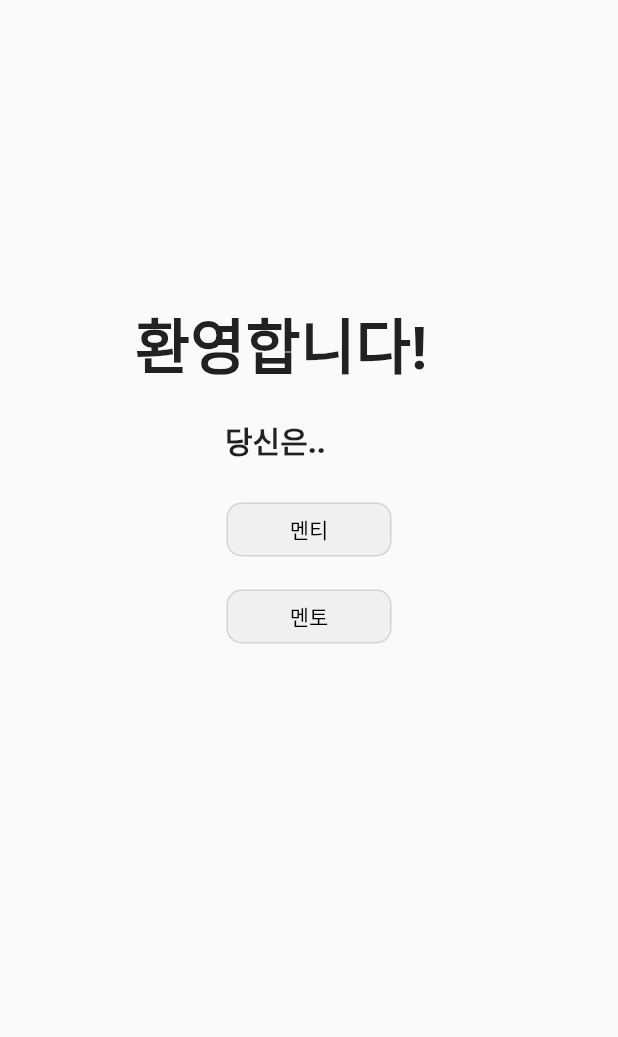
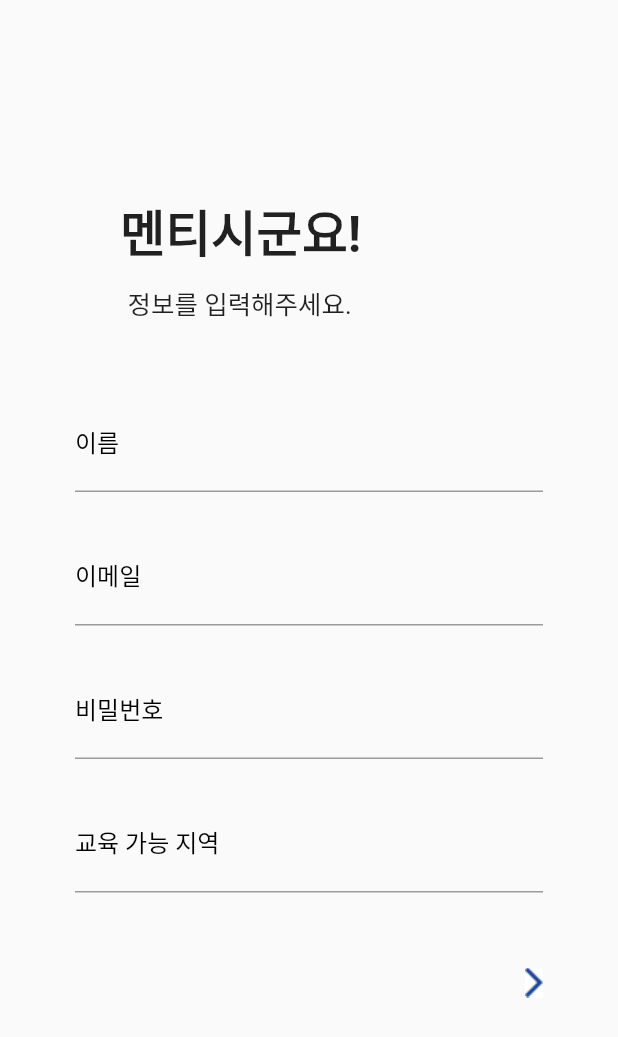
Before and after one commit to BasicProject12/basicProject12, a Flutter app: the screen it shows after launch, after a tap on "멘티", on a phone screen of 412 x 824 dp. Shown: the top 1037 px of the screen. Run offline on Flutter 3.47's test engine with Material 2 defaults, Android fonts, the phone set to English and light mode, and no system bars.

Commit message:
add mentiAuth UI

```diff
--- a/lib/main.dart
+++ b/lib/main.dart
@@ -1,4 +1,5 @@
 import 'package:basic_project_lab/bookOfStu.dart';
+import 'package:basic_project_lab/mentiAuth.dart';
 import 'package:basic_project_lab/talkRoom.dart';
 import 'package:basic_project_lab/timeTable.dart';
 import 'package:flutter/cupertino.dart';
@@ -63,7 +64,10 @@ class _MyHomePageState extends State<MyHomePage> {
           SizedBox (
             width: 110.0,
             child: OutlinedButton(
-              onPressed: () {  },
+              onPressed: () {
+                Navigator.push(context,
+                    MaterialPageRoute(builder: (context) => mentiAuth()));
+              },
               child: const Text('멘티', style: TextStyle(color: Colors.black),),
               style: OutlinedButton.styleFrom(
                 backgroundColor: const Color(0xffF0F0F0),
--- /dev/null
+++ b/lib/mentiAuth.dart
@@ -0,0 +1,125 @@
+import 'package:basic_project_lab/Home.dart';
+import 'package:flutter/material.dart';
+
+class mentiAuth extends StatelessWidget {
+  mentiAuth({Key? key}) : super(key: key);
+
+  final GlobalKey<FormState> _formKey = GlobalKey<FormState>();
+
+  TextEditingController _name = TextEditingController();
+  TextEditingController _email = TextEditingController();
+  TextEditingController _pw = TextEditingController();
+  TextEditingController _location = TextEditingController();
+
+
+  @override
+  Widget build(BuildContext context) {
+    return Scaffold(
+      body: Column(
+        children: [
+          const SizedBox(height: 130.0,),
+          Row(
+            children: const <Widget> [
+              SizedBox(width: 80.0,),
+              Text('멘티시군요!', style: TextStyle(fontSize: 33, fontWeight: FontWeight.bold),)
+            ],
+          ),
+          const SizedBox(height: 10.0,),
+          Row(
+            children: const <Widget> [
+              SizedBox(width: 85.0,),
+              Text('정보를 입력해주세요.', style: TextStyle(fontSize: 17),),
+            ],
+          ),
+          Container(
+            padding: const EdgeInsets.all(50.0),
+            child: Form(
+              key: _formKey,
+              child: Column(
+                mainAxisAlignment: MainAxisAlignment.spaceEvenly,
+                children: <Widget> [
+                  TextFormField(
+                    controller: _name,
+                    validator: (value) {
+                      if(value!.trim().isEmpty) {
+                        return "이름을 입력해주세요";
+                      }
+                      return null;
+                      },
+                    decoration: const InputDecoration(
+                      hintText: '이름을 입력해주세요.',
+                      labelText: '이름',
+                      labelStyle: TextStyle(color: Colors.black),
+                    ),
+
+                  ),
+                  const SizedBox(height: 25.0,),
+                  TextFormField(
+                    controller: _email,
+                    validator: (value) {
+                      if(value!.trim().isEmpty) {
+                        return "이메일을 입력해주세요.";
+                      }
+                      return null;
+                      },
+                    decoration: const InputDecoration(
+                      hintText: '이메일을 입력해주세요.',
+                      labelText: '이메일',
+                      labelStyle: TextStyle(color: Colors.black),
+                    ),
+                  ),
+                  const SizedBox(height: 25.0,),
+                  TextFormField(
+                    controller: _pw,
+                    validator: (value) {
+                      if(value!.trim().isEmpty) {
+                        return '비밀번호를 입력해주세요.';
+                      }
+                      return null;
+                      },
+                    decoration: const InputDecoration(
+                      hintText: '비밀번호를 입력해주세요.',
+                      labelText: '비밀번호',
+                      labelStyle: TextStyle(color: Colors.black),
+                    ),
+                    obscureText: true,
+                  ),
+                  const SizedBox(height: 25.0,),
+                  TextFormField(
+                    controller: _location,
+                    validator: (value) {
+                      if(value!.trim().isEmpty) {
+                        return '교육 가능 지역을 입력해주세요.';
+                      }
+                      return null;
+                      },
+                    decoration: const InputDecoration(
+                      hintText: '교육 가능 지역을 입력해주세요.',
+                      labelText: '교육 가능 지역',
+                      labelStyle: TextStyle(color: Colors.black),
+                    ),
+                  ),
+                  Container(
+                    margin: const EdgeInsets.only(top: 50.0),
+                    alignment: Alignment.centerRight,
+                    child: InkWell(
+                      onTap: () {
+                        if (_formKey.currentState!.validate()) {
+                          Navigator.push(
+                            context,
+                            MaterialPageRoute(builder: (context) => Home()),
+                          );
+                        }
+                      },
+                      child: Image.asset('images/next.jpg'),
+                    )
+                  )
+                ],
+              ),
+            ),
+          )
+        ],
+      ),
+    );
+  }
+}
--- a/pubspec.yaml
+++ b/pubspec.yaml
@@ -74,6 +74,7 @@ flutter:
     - images/litup.jpg
     - images/smile.jpg
     - images/picture.jpg
+    - images/next.jpg
 
   # An image asset can refer to one or more resolution-specific "variants", see
   # https://flutter.dev/assets-and-images/#resolution-aware.
```
Also changed, not shown: lib/Home.dart (+55 -2 lines), images/next.jpg (added).
